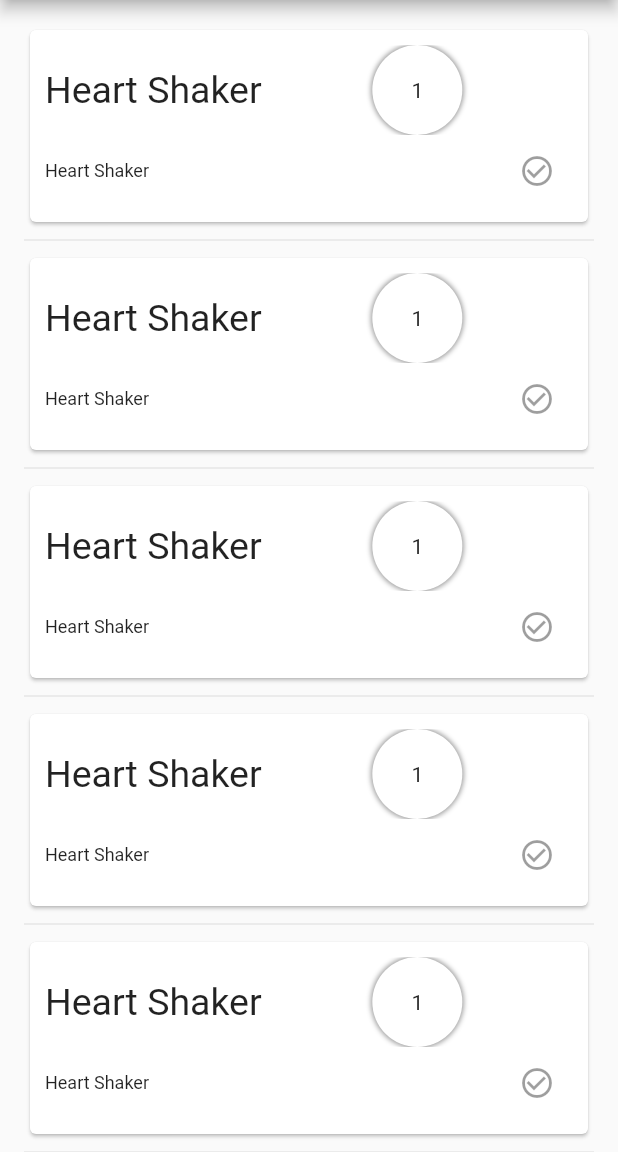
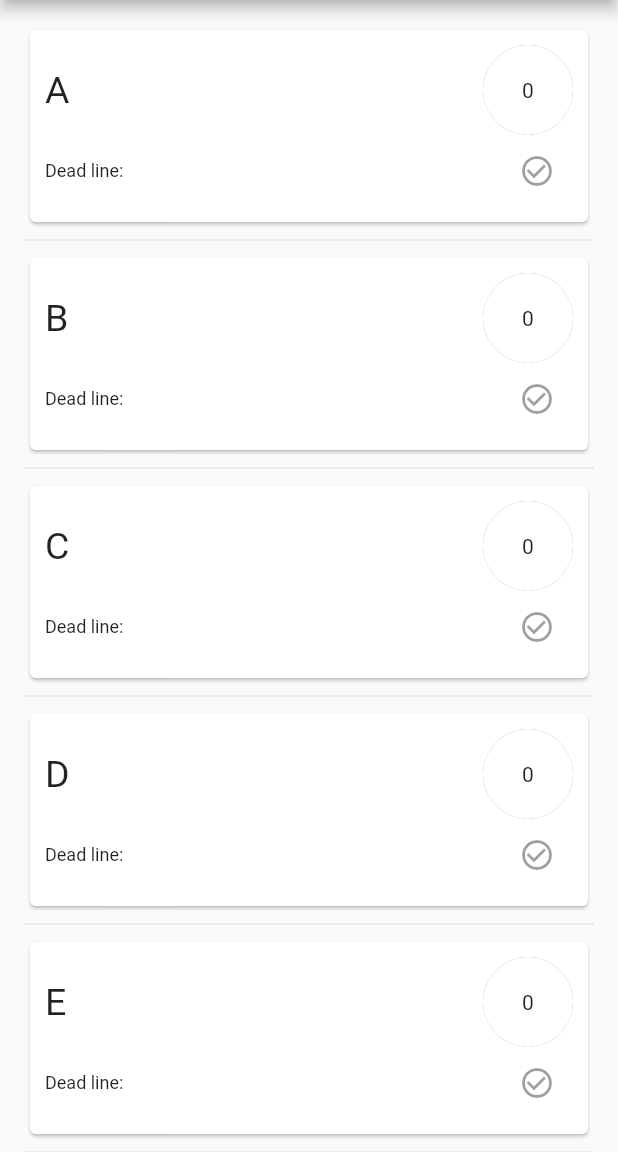
Before and after one commit to aakashpothepalli/FlexyBytes, a Flutter app: the screen it shows after launch, on a phone screen of 412 x 824 dp, the part 84-1236 px from its top. Run offline on Flutter 3.47's test engine with Material 2 defaults, Android fonts, the phone set to English and light mode, and no system bars; our stand-ins replace firebase_database; accounts and stored records are empty.

Commit message:
implemented card to math data

```diff
--- a/lib/dashboard.dart
+++ b/lib/dashboard.dart
@@ -16,7 +16,7 @@ class DashboardState extends State<Dashboard> {
         padding: const EdgeInsets.all(16),
         itemCount: entries.length,
         itemBuilder: (BuildContext context, int index) {
-          return TaskCard();
+          return TaskCard(entries[index],"",1);
         },
         separatorBuilder: (BuildContext context, int index) => const Divider(),
       ),
--- a/lib/task_card.dart
+++ b/lib/task_card.dart
@@ -2,10 +2,16 @@ import 'package:flutter/material.dart';
 
 class TaskCard extends StatefulWidget{
 
+  String task,deadline;
+  int bytes;
+
+
+  TaskCard(this.task,this.deadline,this.bytes);
   TaskCardState createState() => TaskCardState();
 }
 
 class TaskCardState extends State<TaskCard> {
+
   @override
   Widget build(BuildContext context) {
 
@@ -20,13 +26,13 @@ class TaskCardState extends State<TaskCard> {
          mainAxisAlignment: MainAxisAlignment.spaceBetween,
          children: <Widget>[
 
-           Text('Heart Shaker',style: TextStyle(fontSize: 25),),
-            Expanded(
+           Text(widget.task,style: TextStyle(fontSize: 25),),
+            Container(
                           child: ClipOval(
                 child: Container(
                     height: 60.0, // height of the button
                     width: 60.0, // width of the button
-                    child: Center(child: Text('1')),
+                    child: Center(child: Text('0')),
                     decoration: BoxDecoration(
                     shape: BoxShape.circle,
                     color: Colors.white,
@@ -46,7 +52,7 @@ class TaskCardState extends State<TaskCard> {
         ,Row(
           mainAxisAlignment: MainAxisAlignment.spaceBetween,
           children: <Widget>[
-            Text('Heart Shaker',style: TextStyle(fontSize: 12),),
+            Text('Dead line:',style: TextStyle(fontSize: 12),),
             IconButton(icon: Icon(Icons.check_circle_outline), onPressed: null)
             //RaisedButton(child: Text("Submit"),onPressed: null,)
             ],)
```
